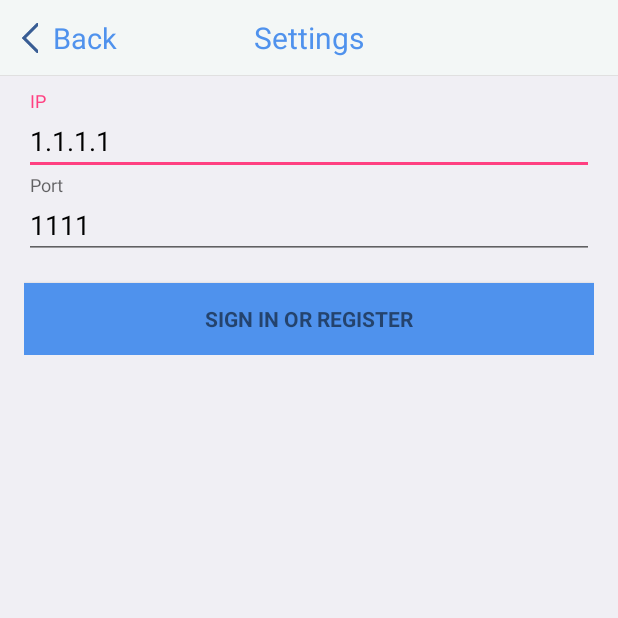
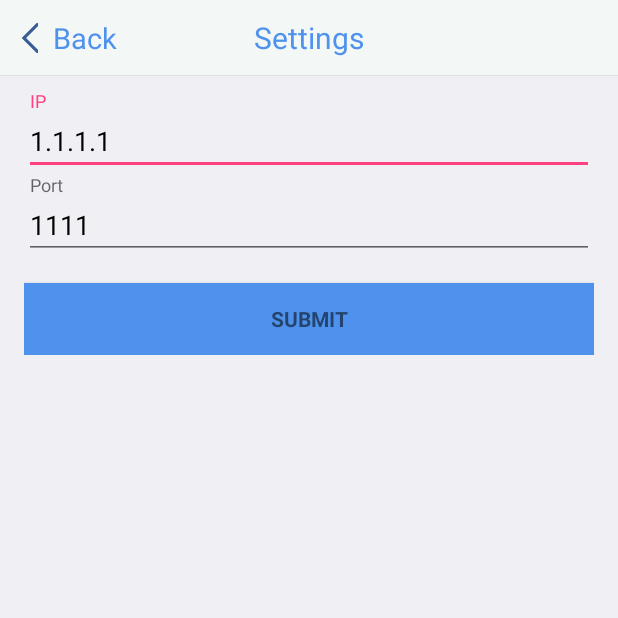
Before and after one commit to yanjingzhu970620/MyFirstApplication, an Android app: the SettingsActivity screen opened directly, with no data from a screen before it, on a phone screen of 412 x 824 dp, the top half of it. Run offline under Robolectric (Android 15) with nearby library versions, the phone set to English and light mode, and no system bars.

Commit message:
2017 12 26 基本框架完成  修改button颜色 设置用户名密码保存2

```diff
--- a/app/src/main/res/layout/activity_settings.xml
+++ b/app/src/main/res/layout/activity_settings.xml
@@ -100,11 +100,12 @@
                         android:id="@+id/set_ipport_button"
                         style="?android:textAppearanceSmall"
                         android:background="@color/colorbarbackground"
+                        android:onClick="onClick"
                         android:layout_width="match_parent"
                         android:layout_height="wrap_content"
                         android:layout_marginTop="16dp"
                         android:layout_weight="1"
-                        android:text="@string/action_sign_in"
+                        android:text="@string/action_submit"
                         android:textStyle="bold" />
             </LinearLayout>
         </ScrollView>
```
